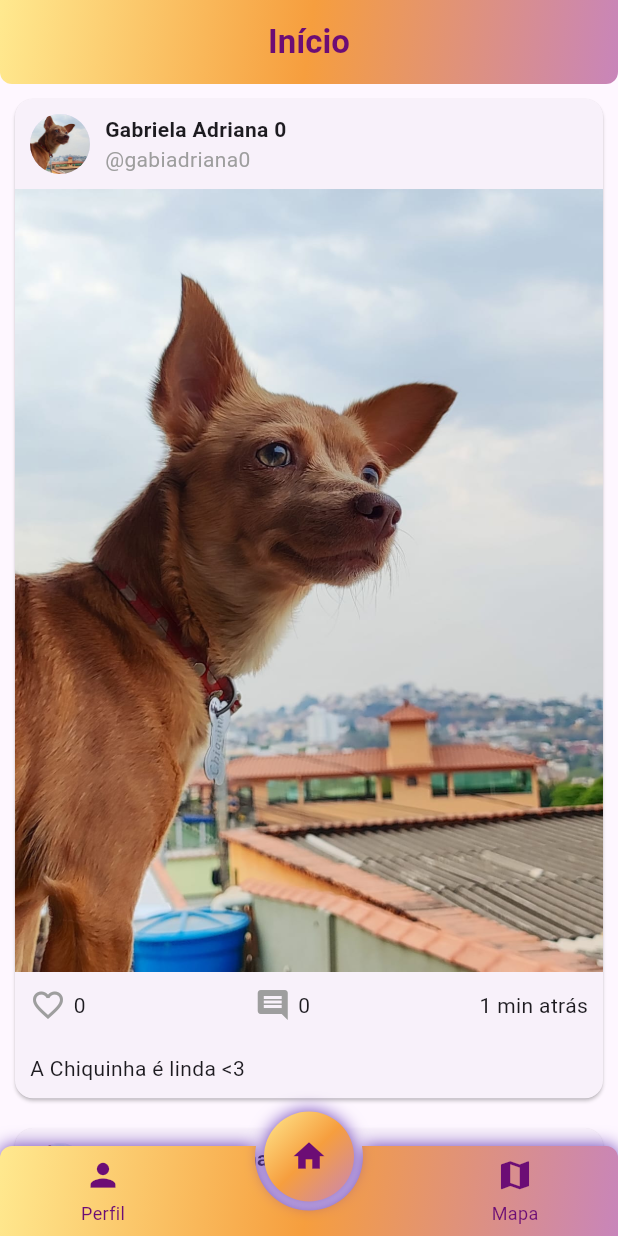
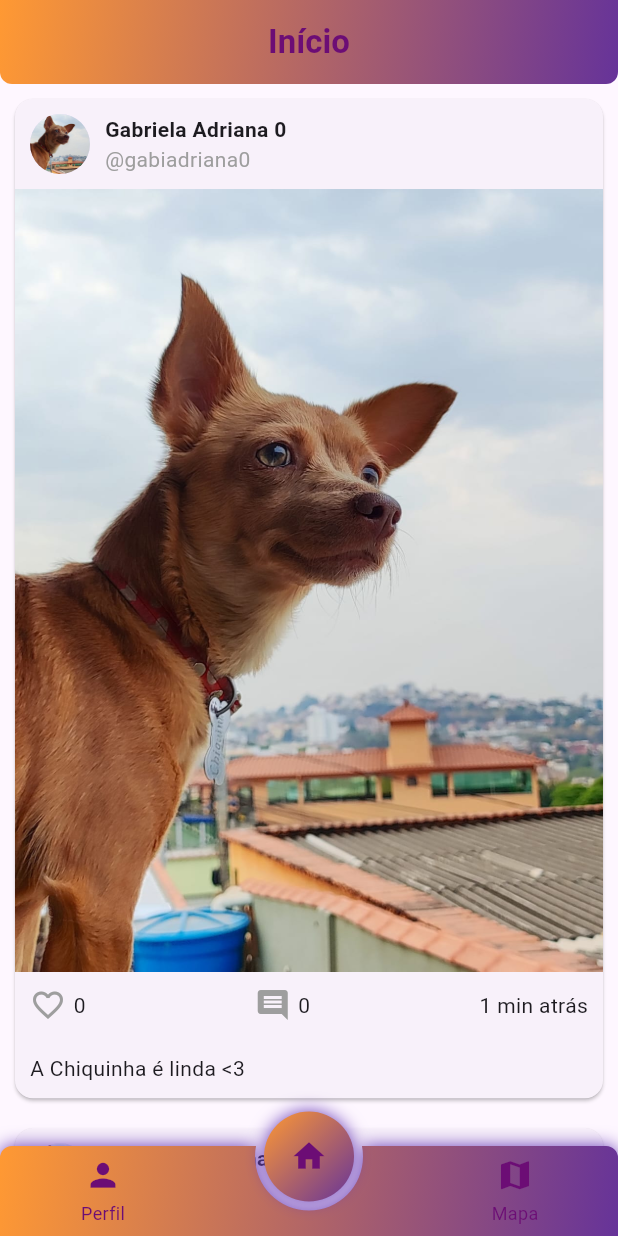
Before and after one commit to Eliel-Rocha/Check-Point, a Flutter app: the screen it shows once a user with an empty profile is signed in, on a phone screen of 412 x 824 dp. Run offline on Flutter 3.47's test engine with Material 3 defaults, Android fonts, the phone set to English and light mode, and no system bars; drawn by our look-alikes of circle_nav_bar; our stand-ins replace cloud_firestore, firebase_auth, firebase_core, image_picker, permission_handler, smooth_page_indicator; missing offline and left inert: mapbox_maps_flutter; accounts and stored records are empty.

Commit message:
Adicionar mais cores

```diff
--- a/checkpointapp/lib/root.dart
+++ b/checkpointapp/lib/root.dart
@@ -16,10 +16,12 @@ class RootPageState extends State<RootPage> {
   late PageController pageController;
   final List<String> _titles = ['Perfil', 'Início', 'Mapa'];
   final List<Color> _colorBottomNav = [
-    Color(0xFFFFE98F), // sunsetOrange
-    Color(0xFFF69E3E), //
-    Color(0xFFC885BA) // sunsetPurple
-  ];
+  //Color(0xFFFF9933),
+  Color(0xFFFF9933),
+  //Color(0xFFC885BA),
+  //Color(0xFF663399),
+  Color(0xFF663399)
+];
   final Color _colorTextAppBar = Color(0xFF6C0D75);
 
   // Dados do perfil compartilhados
```
